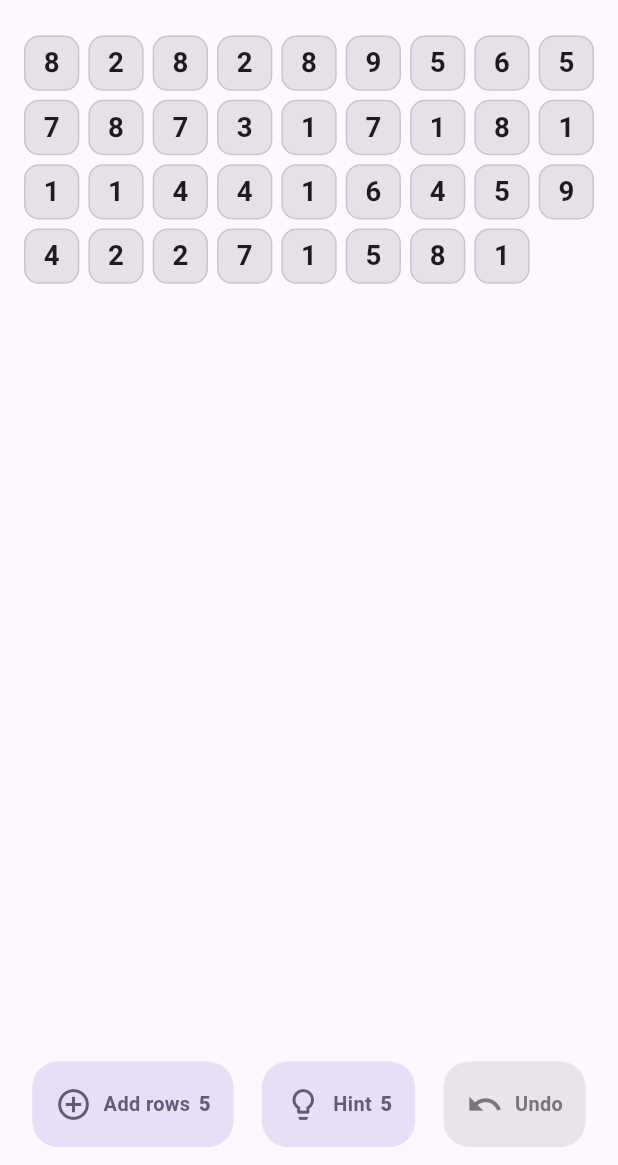
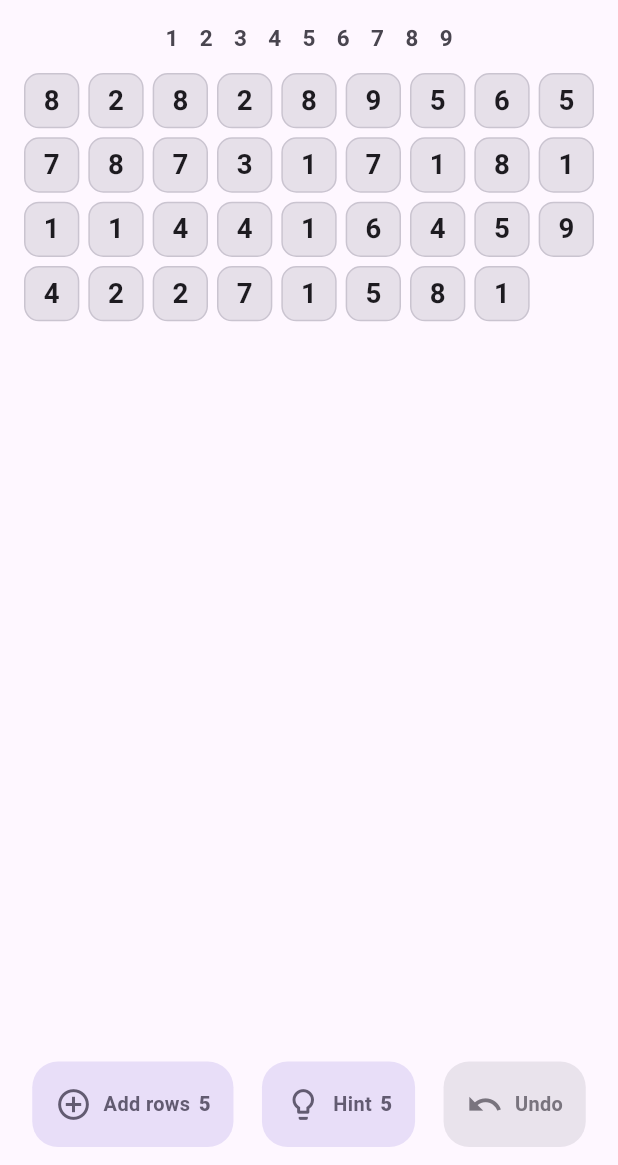
Before and after one commit to Kemenor/knobelfuchs, a Flutter app: the DailyCalendarScreen screen opened directly, after a tap on an icon or button, on a phone screen of 412 x 824 dp, the part 71-1236 px from its top. Run offline on Flutter 3.47's test engine with Material 3 defaults, Android fonts, the phone set to English and light mode, and no system bars; our stand-ins replace app_links, audioplayers, drift, drift_flutter, flutter_riverpod, qr_flutter and 2 more; missing offline and left inert: fuchsbau, mobile_scanner, unorm_dart; accounts and stored records are empty; generated files the repository leaves out were written again.

Commit message:
Digit legend above the board
A quiet 1-9 row (portrait: under the top bar; landscape: in the
rail): digits still alive on the board read normally, extinct
ones fade and strike through - the ghost-cell language.
Information, never punishment. Computed per publish from board
survivors.

```diff
--- a/lib/ui/game/game_controller.dart
+++ b/lib/ui/game/game_controller.dart
@@ -24,6 +24,7 @@ class GameView {
   final int? selectedId;
   final Set<int> hintCellIds; // unreleased hinted cells (sticky orange)
   final Set<int> justMatchedIds; // emerald flash before ghosting (mockup 07)
+  final Set<int> digitsPresent; // legend: which of 1–9 still survive
   final bool targetBeaten;
 
   const GameView({
@@ -41,6 +42,7 @@ class GameView {
     required this.selectedId,
     required this.hintCellIds,
     required this.justMatchedIds,
+    required this.digitsPresent,
     required this.targetBeaten,
   });
 
@@ -243,6 +245,10 @@ class GameController extends Notifier<GameView?> {
         if (hint != null && !hint.bReleased) hint.bId,
       },
       justMatchedIds: _justMatched,
+      digitsPresent: {
+        for (final c in game.board.cells)
+          if (!c.cleared) c.digit,
+      },
       targetBeaten: game.targetBeaten,
     );
   }
--- a/lib/ui/game/game_screen.dart
+++ b/lib/ui/game/game_screen.dart
@@ -162,6 +162,7 @@ class _GameScreenState extends ConsumerState<GameScreen> {
             : Column(
                 children: [
                   _TopBar(view: view),
+                  _DigitLegend(view: view),
                   Expanded(
                     child: Padding(
                       padding: const EdgeInsets.symmetric(horizontal: 16),
@@ -395,8 +396,52 @@ class _Rail extends StatelessWidget {
           ),
           const SizedBox(height: 12),
           _Score(view: view),
+          const SizedBox(height: 10),
+          _DigitLegend(view: view),
           const Spacer(),
           _ActionBar(view: view, vertical: true),
+        ],
+      ),
+    );
+  }
+}
+
+/// Which of 1–9 still survive on the board — extinct digits fade and strike,
+/// same visual language as the ghost cells. Information, never punishment.
+class _DigitLegend extends StatelessWidget {
+  final GameView view;
+  const _DigitLegend({required this.view});
+
+  @override
+  Widget build(BuildContext context) {
+    final scheme = Theme.of(context).colorScheme;
+    return Padding(
+      padding: const EdgeInsets.symmetric(vertical: 2),
+      child: Row(
+        mainAxisAlignment: MainAxisAlignment.center,
+        children: [
+          for (var d = 1; d <= 9; d++)
+            Padding(
+              padding: const EdgeInsets.symmetric(horizontal: 7),
+              child: Text(
+                '$d',
+                style: view.digitsPresent.contains(d)
+                    ? TextStyle(
+                        fontSize: 15,
+                        fontWeight: FontWeight.w700,
+                        color: scheme.onSurfaceVariant,
+                        fontFeatures: const [FontFeature.tabularFigures()],
+                      )
+                    : TextStyle(
+                        fontSize: 15,
+                        fontWeight: FontWeight.w600,
+                        color: scheme.outline.withValues(alpha: .45),
+                        decoration: TextDecoration.lineThrough,
+                        decorationColor: scheme.outline.withValues(alpha: .45),
+                        fontFeatures: const [FontFeature.tabularFigures()],
+                      ),
+              ),
+            ),
         ],
       ),
     );
```
